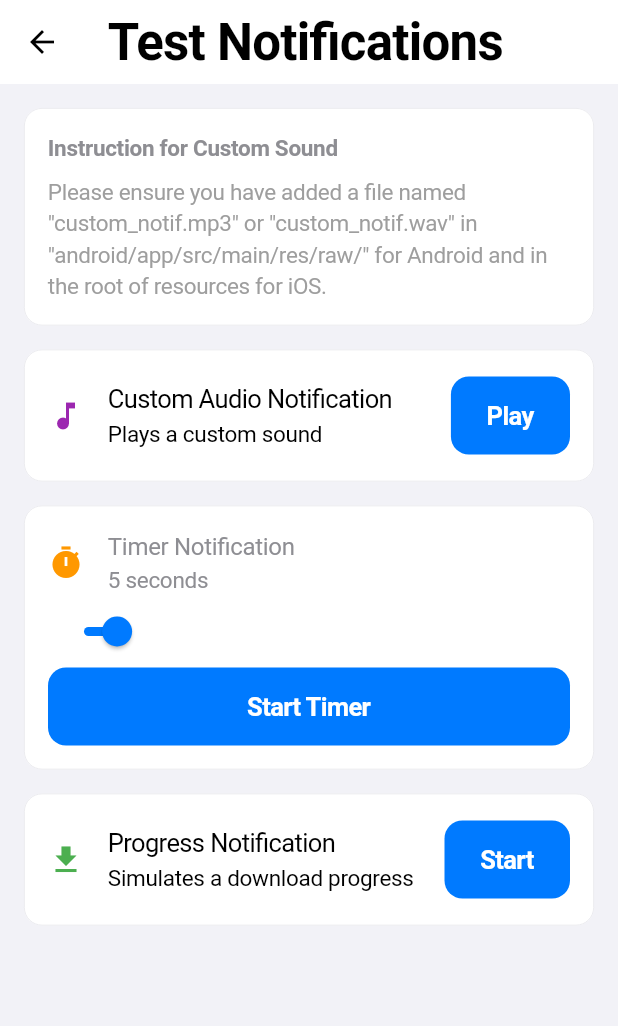
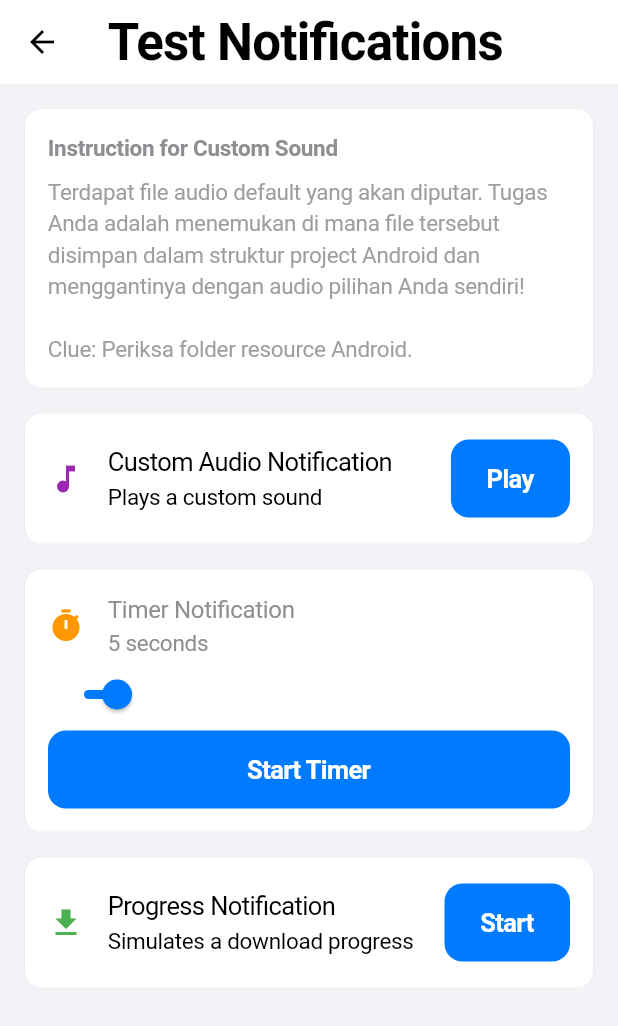
Before and after one commit to FaizalTrianto03/Prak.Mobile-25-26, a Flutter app: the NotificationTestView screen opened by its route, on a phone screen of 412 x 824 dp. Shown: the top 1026 px of the screen. Run offline on Flutter 3.47's test engine with Material 3 defaults, Android fonts, the phone set to English and light mode, and no system bars; our stand-ins replace firebase_core, firebase_messaging, flutter_dotenv, flutter_local_notifications, flutter_timezone, get and 6 more; accounts and stored records are empty.

Commit message:
refactor(notification_test_view): streamline UI components and update instructional text for audio file integration

```diff
--- a/lib/app/modules/notifications_test/views/notification_test_view.dart
+++ b/lib/app/modules/notifications_test/views/notification_test_view.dart
@@ -8,9 +8,7 @@ class NotificationTestView extends GetView<NotificationTestController> {
   @override
   Widget build(BuildContext context) {
     return Scaffold(
-      appBar: AppBar(
-        title: const Text('Test Notifications'),
-      ),
+      appBar: AppBar(title: const Text('Test Notifications')),
       body: Padding(
         padding: const EdgeInsets.all(16.0),
         child: ListView(
@@ -27,7 +25,7 @@ class NotificationTestView extends GetView<NotificationTestController> {
                     ),
                     SizedBox(height: 8),
                     Text(
-                      'Please ensure you have added a file named "custom_notif.mp3" or "custom_notif.wav" in "android/app/src/main/res/raw/" for Android and in the root of resources for iOS.',
+                      'Terdapat file audio default yang akan diputar. Tugas Anda adalah menemukan di mana file tersebut disimpan dalam struktur project Android dan menggantinya dengan audio pilihan Anda sendiri!\n\nClue: Periksa folder resource Android.',
                       style: TextStyle(color: Colors.grey),
                     ),
                   ],
@@ -60,13 +58,21 @@ class NotificationTestView extends GetView<NotificationTestController> {
                         Column(
                           crossAxisAlignment: CrossAxisAlignment.start,
                           children: [
-                            const Text('Timer Notification', style: TextStyle(fontSize: 16)),
-                            Obx(() => Text('${controller.timerValue.value.toInt()} seconds')),
+                            const Text(
+                              'Timer Notification',
+                              style: TextStyle(fontSize: 16),
+                            ),
+                            Obx(
+                              () => Text(
+                                '${controller.timerValue.value.toInt()} seconds',
+                              ),
+                            ),
                           ],
                         ),
                       ],
                     ),
-                    Obx(() => Slider(
+                    Obx(
+                      () => Slider(
                         value: controller.timerValue.value,
                         min: 1,
                         max: 60,
@@ -75,7 +81,8 @@ class NotificationTestView extends GetView<NotificationTestController> {
                         onChanged: (double value) {
                           controller.timerValue.value = value;
                         },
-                    )),
+                      ),
+                    ),
                     SizedBox(
                       width: double.infinity,
                       child: ElevatedButton(
```
Lines whose indentation alone changed are shown as unchanged.
